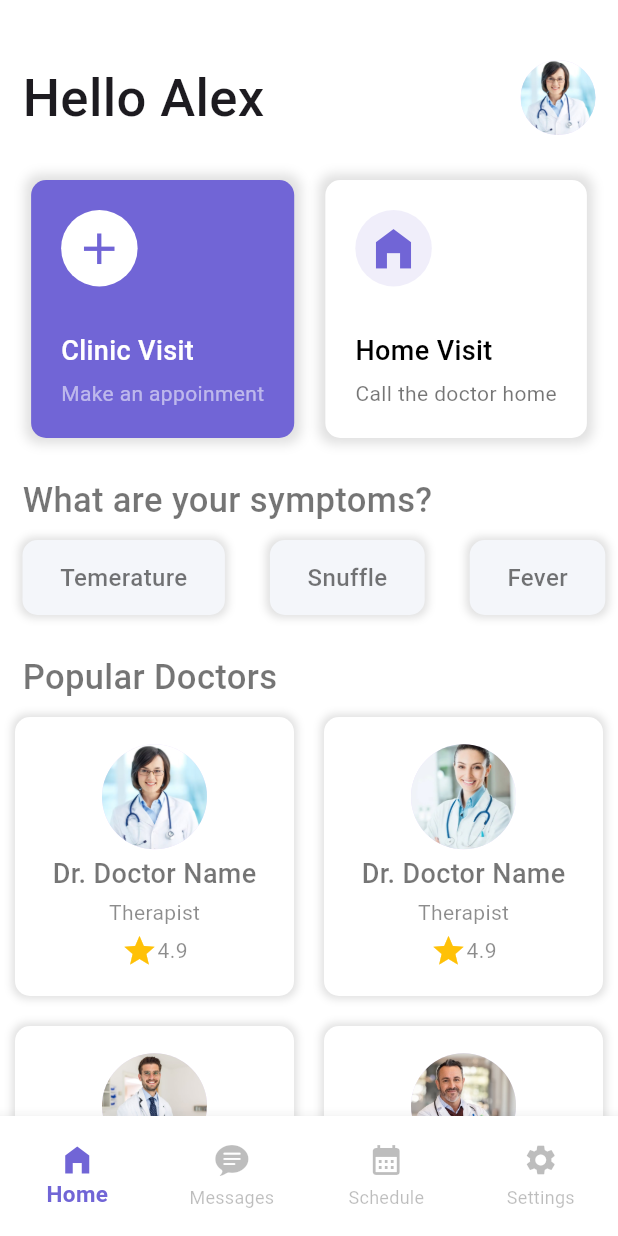
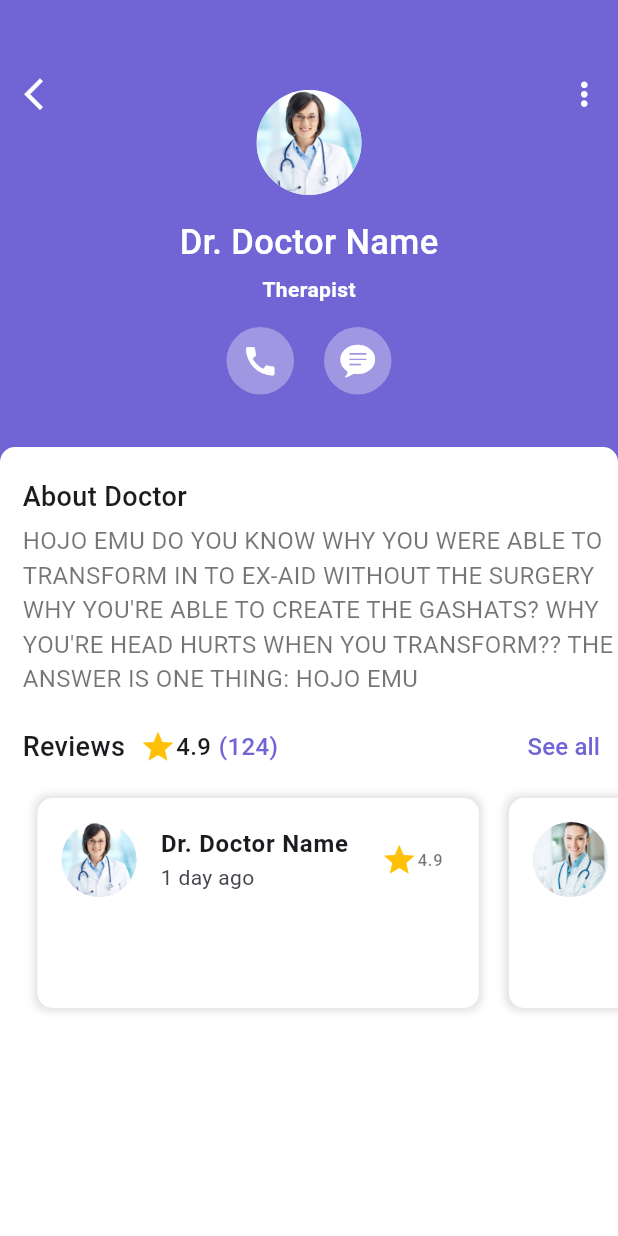
Before and after one commit to elidrocarburo/medical_healthcare, a Flutter app: the NavbarRoots screen opened directly, after a tap on "Dr. Doctor Name", on a phone screen of 412 x 824 dp. Run offline on Flutter 3.47's test engine with Material 3 defaults, Android fonts, the light colour scheme and no system bars.

Commit message:
added doctor info + reviews

```diff
--- a/lib/screens/appointment_screen.dart
+++ b/lib/screens/appointment_screen.dart
@@ -0,0 +1,247 @@
+import 'package:flutter/cupertino.dart';
+import 'package:flutter/material.dart';
+
+class AppointmentScreen extends StatelessWidget{
+  List imgs = [
+    "doctor1.jpg",
+    "doctor2.jpg",
+    "doctor3.jpg",
+    "doctor4.jpg"
+  ];
+
+  @override
+  Widget build(BuildContext context) {
+    return Scaffold(
+      backgroundColor: Color(0xFF7165D6),
+      body: SingleChildScrollView(
+        child: Column(
+          children: [
+            SizedBox(height: 50),
+            Padding(
+              padding: EdgeInsets.symmetric(horizontal: 10),
+              child: Stack(
+                children: [
+                  Row(
+                    mainAxisAlignment: MainAxisAlignment.spaceBetween,
+                    children: [
+                      InkWell(
+                        onTap: (){
+                          Navigator.pop(context);
+                        },
+                        child: Icon(
+                          Icons.arrow_back_ios_new,
+                          color: Colors.white,
+                          size: 25,
+                        ),
+                      ),
+                      InkWell(
+                        onTap: (){},
+                        child: Icon(
+                          Icons.more_vert,
+                          color: Colors.white,
+                          size: 25,
+                        ),
+                      ),
+                    ],
+                  ),
+                  Padding(
+                    padding: EdgeInsets.symmetric(vertical: 10),
+                    child: Column(
+                      mainAxisAlignment: MainAxisAlignment.spaceEvenly,
+                      children: [
+                        CircleAvatar(radius: 35,
+                        backgroundImage: AssetImage("images/doctor1.jpg"),
+                        ),
+                        SizedBox(height: 15),
+                        Text("Dr. Doctor Name",
+                        style: TextStyle(
+                          fontSize: 23,
+                          fontWeight: FontWeight.w500,
+                          color: Colors.white
+                        ),),
+                        SizedBox(height: 5),
+                        Text("Therapist",
+                        style: TextStyle(
+                          color: Colors.white,
+                          fontWeight: FontWeight.bold
+                        ),),
+                        SizedBox(height: 15),
+                        Row(
+                          mainAxisAlignment: MainAxisAlignment.center,
+                          children: [
+                            Container(
+                              padding: EdgeInsets.all(10),
+                              decoration: BoxDecoration(
+                                color: Color(0xFF9F97E2),
+                                shape: BoxShape.circle
+                              ),
+                              child: Icon(
+                                Icons.call,
+                                color: Colors.white,
+                                size: 25,
+                                ),
+                            ),
+                            SizedBox(width: 20),
+                            Container(
+                              padding: EdgeInsets.all(10),
+                              decoration: BoxDecoration(
+                                color: Color(0xFF9F97E2),
+                                shape: BoxShape.circle
+                              ),
+                              child: Icon(
+                                CupertinoIcons.chat_bubble_text_fill,
+                                color: Colors.white,
+                                size: 25
+                              ),
+                            )
+                          ],
+                        )
+                      ],
+                    ),
+                    ),
+                ],
+              ),
+              ),
+              SizedBox(height: 25),
+                    Container(
+                      height: MediaQuery.of(context).size.height / 1.5,
+                      width: double.infinity,
+                      padding: EdgeInsets.only(
+                        top: 20,
+                        left: 15
+                      ),
+                      decoration: BoxDecoration(
+                        color: Colors.white,
+                        borderRadius: BorderRadius.only(
+                          topLeft: Radius.circular(10),
+                          topRight: Radius.circular(10)
+                        )
+                      ),
+                      child: Column(
+                        crossAxisAlignment: CrossAxisAlignment.start,
+                        mainAxisSize: MainAxisSize.max,
+                        children: [
+                          Text(
+                            "About Doctor",
+                            style: TextStyle(
+                              fontSize: 18,
+                              fontWeight: FontWeight.w500
+                            ),
+                          ),
+                          SizedBox(height: 5),
+                          Text(
+                            "HOJO EMU DO YOU KNOW WHY YOU WERE ABLE TO TRANSFORM IN TO EX-AID WITHOUT THE SURGERY WHY YOU'RE ABLE TO CREATE THE GASHATS? WHY YOU'RE HEAD HURTS WHEN YOU TRANSFORM?? THE ANSWER IS ONE THING: HOJO EMU",
+                            style: TextStyle(
+                              fontSize: 16,
+                              color: Colors.black54
+                            ),
+                          ),
+                          SizedBox(height: 10),
+                          Row(
+                            children: [
+                              Text(
+                                "Reviews",
+                                style: TextStyle(
+                                  fontSize: 18,
+                                  fontWeight: FontWeight.w500
+                                ),
+                              ),
+                              SizedBox(width: 10),
+                              Icon(Icons.star, color: Colors.amber),
+                              Text("4.9",
+                              style: TextStyle(
+                                fontWeight: FontWeight.w500,
+                                fontSize: 16
+                              ),
+                              ),
+                              SizedBox(width: 5),
+                              Text(
+                                "(124)",
+                                style: TextStyle(
+                                  fontWeight: FontWeight.w500,
+                                  fontSize: 16,
+                                  color: Color(0xFF7165D6)
+                                ),
+                              ),
+                              Spacer(),
+                              TextButton(
+                                onPressed: (){},
+                                child: Text(
+                                  "See all",
+                                  style: TextStyle(
+                                    fontWeight: FontWeight.w500,
+                                    fontSize: 16,
+                                    color: Color(0xFF7165D6)
+                                  ),
+                                ),
+                              ),
+                            ],
+                          ),
+                          SizedBox(
+                            height: 160,
+                            child: ListView.builder(
+                              scrollDirection: Axis.horizontal,
+                              itemCount: 4,
+                              itemBuilder: (context, index) {
+                                return Container(
+                                  margin: EdgeInsets.all(10),
+                                  padding: EdgeInsets.symmetric(vertical: 5),
+                                  decoration: BoxDecoration(
+                                    color: Colors.white,
+                                    borderRadius: BorderRadius.circular(10),
+                                    boxShadow: [
+                                      BoxShadow(
+                                        color: Colors.black12,
+                                        blurRadius: 4,
+                                        spreadRadius: 2
+                                      )
+                                    ]
+                                  ),
+                                  child: SizedBox(
+                                    width: MediaQuery.of(context).size.width / 1.4,
+                                    child: Column(
+                                      children: [
+                                        ListTile(
+                                          leading: CircleAvatar(
+                                            radius: 25,
+                                            backgroundImage: AssetImage("images/${imgs[index]}"),
+                                          ),
+                                          title: Text(
+                                            "Dr. Doctor Name",
+                                            style: TextStyle(
+                                              fontWeight: FontWeight.bold
+                                            ),
+                                          ),
+                                          subtitle: Text("1 day ago"),
+                                          trailing: Row(
+                                            mainAxisSize: MainAxisSize.min,
+                                            mainAxisAlignment: MainAxisAlignment.center,
+                                            children: [
+                                              Icon(
+                                                Icons.star,
+                                                color: Colors.amber,
+                                              ),
+                                              Text(
+                                                "4.9",
+                                                style: TextStyle(
+                                                  color: Colors.black54
+                                                ),
+                                              )
+                                            ],
+                                          ),
+                                        )
+                                      ],
+                                    ),
+                                  ),
+                                );
+                              }),
+                          )
+                        ],
+                      ),
+                    )
+          ],
+        ),
+      ),
+    );
+  }
+}
--- a/lib/screens/home_screen.dart
+++ b/lib/screens/home_screen.dart
@@ -1,4 +1,5 @@
 import 'package:flutter/material.dart';
+import 'package:medical_healthcare/screens/appointment_screen.dart';
 
 class HomeScreen extends StatelessWidget{
 
@@ -211,7 +212,11 @@ class HomeScreen extends StatelessWidget{
                 physics: NeverScrollableScrollPhysics(),
                 itemBuilder: (context, index) {
                   return InkWell(
-                    onTap: (){},
+                    onTap: (){
+                      Navigator.push(
+                        context, MaterialPageRoute(
+                          builder: (context) => AppointmentScreen(),));
+                    },
                     child: Container(
                       margin: EdgeInsets.all(10),
                       padding: EdgeInsets.symmetric(vertical: 15),
```
